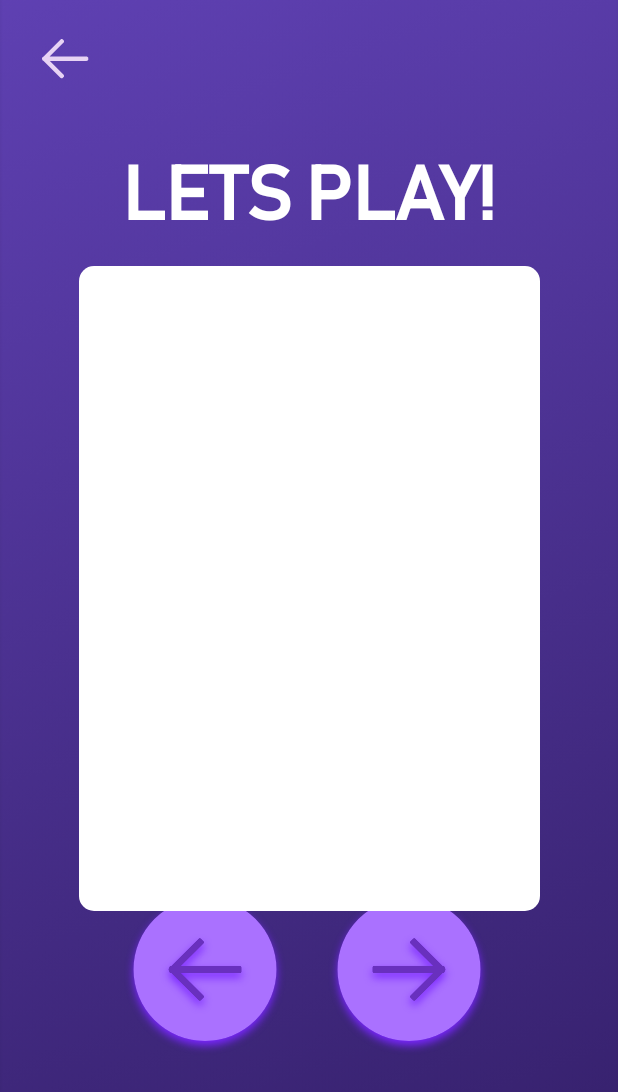
After one commit to alba-ch/cardvie, an Android app: the layout activity_play.xml on its own in the app's theme, with its tools: preview values and no code run, on a phone screen of 412 x 824 dp. The commit adds this screen. Shown: the top 1092 px of the screen. Run offline under Robolectric (Android 15) with nearby library versions, the phone set to English and light mode, and no system bars.

Commit message:
Implemented Play layout

```diff
--- /dev/null
+++ b/app/src/main/res/layout/activity_play.xml
@@ -0,0 +1,54 @@
+<?xml version="1.0" encoding="utf-8"?>
+<androidx.constraintlayout.widget.ConstraintLayout
+        xmlns:android="http://schemas.android.com/apk/res/android"
+        xmlns:app="http://schemas.android.com/apk/res-auto"
+        xmlns:tools="http://schemas.android.com/tools"
+        android:layout_width="match_parent"
+        android:layout_height="match_parent"
+        android:background="@drawable/bg_app"
+        tools:context=".ui.home.HomeFragment">
+
+    <TextView
+            android:text="@string/title_play"
+            android:id="@+id/title_play"
+            android:layout_width="316dp"
+            android:layout_height="72dp"
+            style="@style/title_large"
+            app:layout_constraintEnd_toEndOf="parent"
+            app:layout_constraintBottom_toBottomOf="parent"
+            app:layout_constraintTop_toTopOf="parent" app:layout_constraintStart_toStartOf="parent"
+            app:layout_constraintHorizontal_bias="0.494" app:layout_constraintVertical_bias="0.124"/>
+    <ImageButton
+            android:src="@drawable/btn_arrow_left"
+            android:backgroundTint="@color/transparent"
+            android:layout_width="110dp"
+            android:layout_height="110dp" android:id="@+id/btn_arrow_left"
+            app:layout_constraintEnd_toEndOf="parent" app:layout_constraintStart_toStartOf="parent"
+            app:layout_constraintBottom_toBottomOf="parent" app:layout_constraintHorizontal_bias="0.269"
+            android:layout_marginBottom="120dp" app:layout_constraintTop_toBottomOf="@+id/img_card"
+            app:layout_constraintVertical_bias="1.0"/>
+    <ImageButton
+            android:src="@drawable/btn_arrow_right"
+            android:backgroundTint="@color/transparent"
+            android:layout_width="110dp"
+            android:layout_height="110dp" android:id="@+id/btn_arrow_right"
+            app:layout_constraintEnd_toEndOf="parent" app:layout_constraintStart_toStartOf="parent"
+            app:layout_constraintBottom_toBottomOf="parent" app:layout_constraintHorizontal_bias="0.72"
+            android:layout_marginBottom="120dp" app:layout_constraintTop_toBottomOf="@+id/img_card"
+            app:layout_constraintVertical_bias="1.0"/>
+    <ImageView
+            android:src="@drawable/white_corners"
+            android:layout_width="307dp"
+            android:layout_height="430dp" android:id="@+id/img_card"
+            app:layout_constraintTop_toBottomOf="@+id/title_play"
+            app:layout_constraintStart_toStartOf="parent"
+            app:layout_constraintEnd_toEndOf="parent" android:layout_marginTop="12dp"
+    />
+    <ImageButton
+            android:src="@drawable/btn_return"
+            android:layout_width="wrap_content"
+            android:backgroundTint="@color/transparent"
+            android:layout_height="wrap_content" android:id="@+id/btn_return"
+            app:layout_constraintTop_toTopOf="parent" app:layout_constraintStart_toStartOf="parent"
+            android:layout_marginTop="16dp" android:layout_marginStart="16dp"/>
+</androidx.constraintlayout.widget.ConstraintLayout>
--- a/app/src/main/res/layout/fragment_user.xml
+++ b/app/src/main/res/layout/fragment_user.xml
@@ -5,7 +5,7 @@
         xmlns:tools="http://schemas.android.com/tools"
         android:layout_width="match_parent"
         android:layout_height="match_parent"
-        android:background="@drawable/bg_app"
+        android:background="@color/bg_settings"
         tools:context=".ui.home.HomeFragment">
 
     <TextView
--- a/app/src/main/res/values/colors.xml
+++ b/app/src/main/res/values/colors.xml
@@ -24,4 +24,7 @@
     <color name="textColor">#6DFFFFFF</color>
     <color name="inputColor">#FFFFFF</color>
 
+
+    <color name="bg_settings">#311A70</color>
+
 </resources>
--- a/app/src/main/res/values/strings.xml
+++ b/app/src/main/res/values/strings.xml
@@ -4,7 +4,7 @@
     <string name="title_notifications">Notifications</string>
 
     <string name="title_home">MY CARD COLLECTION</string>
-    <string name="title_play">PLAY</string>
+    <string name="title_play">LETS PLAY!</string>
     <string name="title_addCollection">NEW COLLECTION</string>
     <string name="title_welcome">Welcome back!</string>
     <string name="title_settings">SETTINGS</string>
```
Also changed, not shown: app/src/main/res/drawable-hdpi/btn_return.png (added), app/src/main/res/drawable-ldpi/btn_return.png (added), app/src/main/res/drawable-mdpi/btn_return.png (added), app/src/main/res/drawable-xhdpi/btn_return.png (added), app/src/main/res/drawable-xxhdpi/btn_return.png (added), app/src/main/res/drawable-xxxhdpi/btn_return.png (added).
